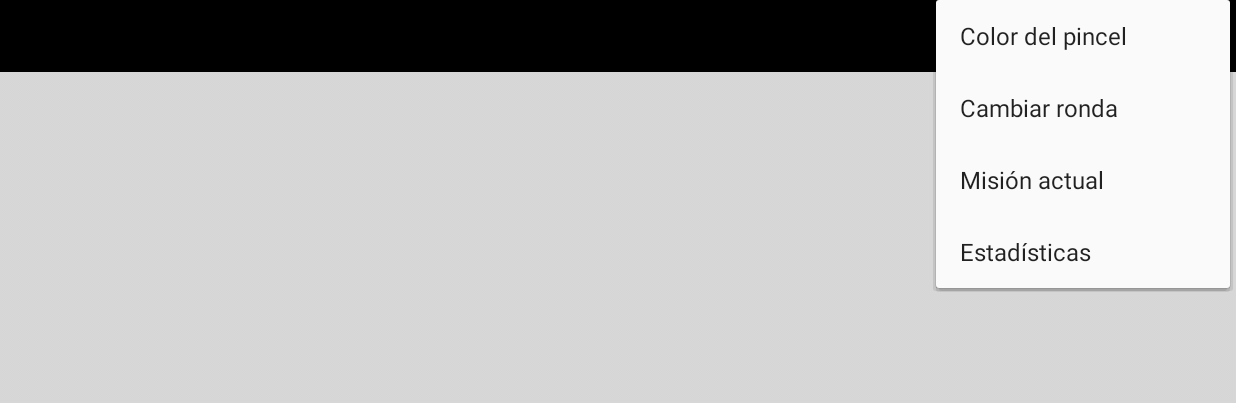
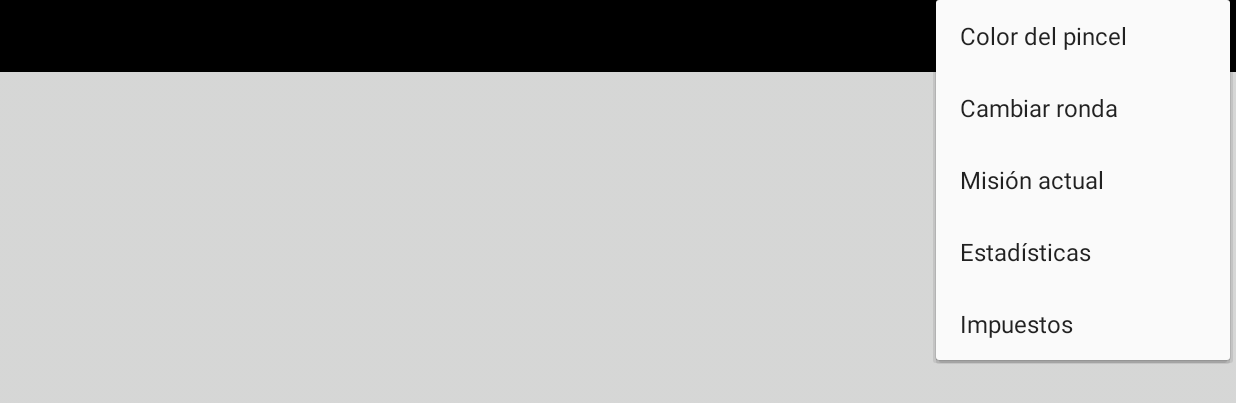
Before and after one commit to RaulSalasSahuquillo/PIXELTOWN_for_Android, an Android app: the screen it shows after launch (MainActivity), with the options menu open, on a phone screen of 824 x 412 dp (held sideways). Shown: the top 403 px of the screen. Run offline under Robolectric (Android 15) with nearby library versions, the phone set to English and light mode, and no system bars.

Commit message:
Todos los bugs arreglados.

```diff
--- a/app/src/main/res/menu/main_menu.xml
+++ b/app/src/main/res/menu/main_menu.xml
@@ -31,4 +31,10 @@
         android:id="@+id/action_stats"
         android:title="Estadísticas"
         app:showAsAction="never" />
+
+    <item
+        android:id="@+id/action_impuestos"
+        android:title="Impuestos"
+        app:showAsAction="never" />
+
 </menu>
--- a/app/src/main/res/menu/menu_construir.xml
+++ b/app/src/main/res/menu/menu_construir.xml
@@ -29,6 +29,6 @@
         android:title="Farola | 100Հ" />
     <item
         android:id="@+id/action_policia"
-        android:title="Farola | 2500Հ" />
+        android:title="Policía | 2500Հ" />
 
 </menu>
```
Also changed, not shown: app/src/main/java/com/example/paint/MainActivity.java (+34 -10 lines).
